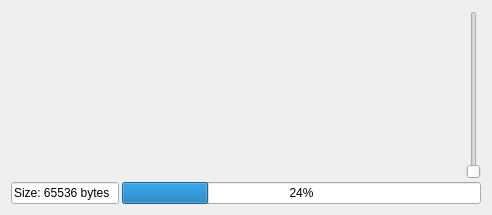
Above: src/ui/target_panel.ui from vaginessa/yaragui before the change. Below: the same form after it.
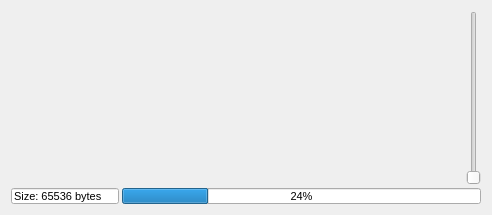
That is the form after the change.

Commit message: Adjust target pannel layout.

Patch:
```diff
--- a/src/ui/target_panel.ui
+++ b/src/ui/target_panel.ui
@@ -21,7 +21,7 @@
   </property>
   <layout class="QHBoxLayout" name="layout">
    <item>
-    <layout class="QVBoxLayout" name="verticalLayout">
+    <layout class="QVBoxLayout" name="verticalLayout" stretch="1,0">
      <property name="spacing">
       <number>3</number>
      </property>
@@ -107,6 +107,17 @@
       <layout class="QHBoxLayout" name="horizontalLayout_2" stretch="0,1">
        <item>
         <widget class="QLineEdit" name="sizeText">
+         <property name="maximumSize">
+          <size>
+           <width>16777215</width>
+           <height>16</height>
+          </size>
+         </property>
+         <property name="font">
+          <font>
+           <pointsize>8</pointsize>
+          </font>
+         </property>
          <property name="text">
           <string>Size: 65536 bytes</string>
          </property>
@@ -117,6 +128,23 @@
        </item>
        <item>
         <widget class="QProgressBar" name="progressBar">
+         <property name="sizePolicy">
+          <sizepolicy hsizetype="Expanding" vsizetype="Expanding">
+           <horstretch>0</horstretch>
+           <verstretch>0</verstretch>
+          </sizepolicy>
+         </property>
+         <property name="maximumSize">
+          <size>
+           <width>16777215</width>
+           <height>16</height>
+          </size>
+         </property>
+         <property name="font">
+          <font>
+           <pointsize>8</pointsize>
+          </font>
+         </property>
          <property name="value">
           <number>24</number>
          </property>
```
The commit also changes 1 other file.
